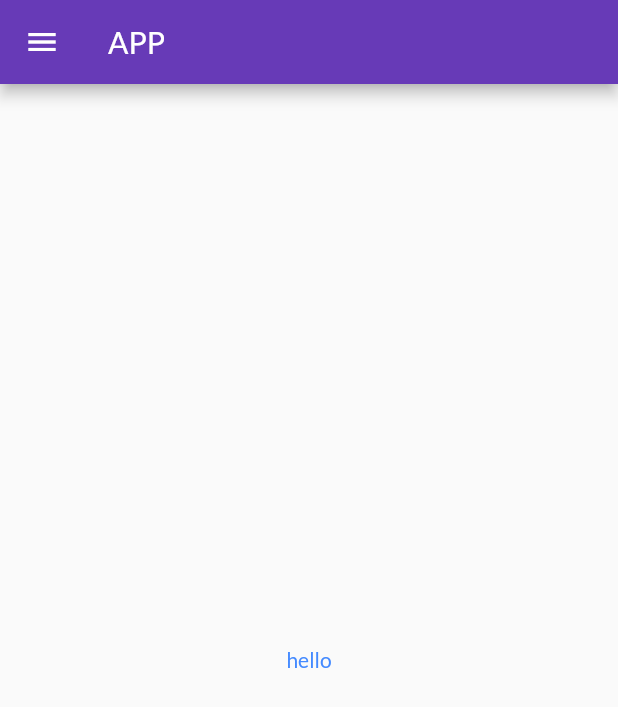
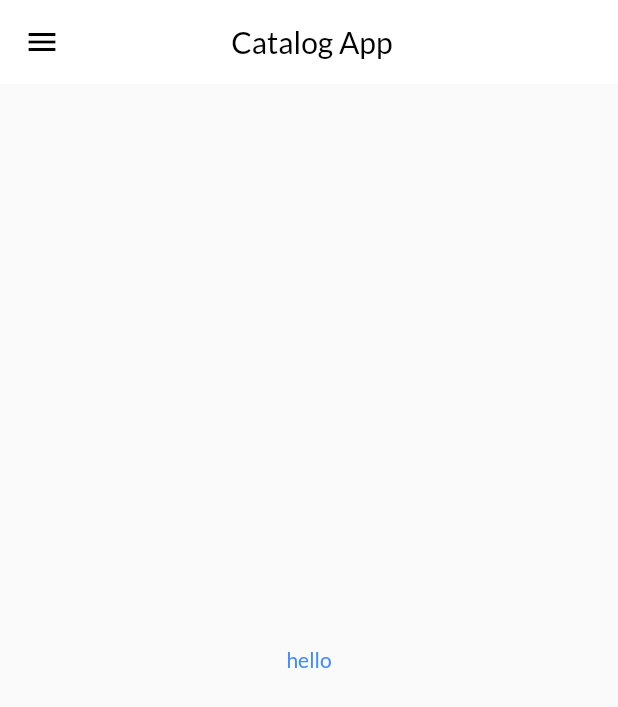
Before and after one commit to girirajsahu2803/OnlinShoppingApp, a Flutter app: the screen it shows after launch, on a phone screen of 412 x 824 dp. Shown: the top 707 px of the screen. Run offline on Flutter 3.47's test engine with Material 2 defaults, Android fonts, the phone set to English and light mode, and no system bars; our stand-ins replace flutter_svg, google_fonts.

Commit message:
day 9 completed

```diff
--- a/lib/main.dart
+++ b/lib/main.dart
@@ -4,6 +4,7 @@ import 'package:shopapp/pages/secondScreen.dart';
 import 'package:shopapp/pages/loginpage.dart';
 import 'package:google_fonts/google_fonts.dart';
 import 'package:shopapp/utils/routefile.dart';
+import 'package:shopapp/widgets/themes.dart';
 
 void main() {
   runApp(const MyApp());
@@ -16,11 +17,7 @@ class MyApp extends StatelessWidget {
   Widget build(BuildContext context) {
     return MaterialApp(
       initialRoute: MyRoute.homePage,
-      theme: ThemeData(
-        fontFamily: GoogleFonts.lato().fontFamily,
-        primarySwatch: Colors.deepPurple,
-        primaryTextTheme: GoogleFonts.latoTextTheme(),
-      ),
+      theme: MyTheme.lightThemeData,
       routes: {
         MyRoute.homePage: (context) => HomePage(),
         '/2': (context) => SecondScreen(),
--- a/lib/pages/homepage.dart
+++ b/lib/pages/homepage.dart
@@ -7,9 +7,13 @@ class HomePage extends StatelessWidget {
   @override
   Widget build(BuildContext context) {
     return Scaffold(
+      drawerEdgeDragWidth: 150,
       drawer: MyDrawer(),
       appBar: AppBar(
-        title: Text('APP', style: TextStyle(color: Colors.white)),
+        title: const Text(
+          ' Catalog App',
+          style: TextStyle(color: Colors.black),
+        ),
       ),
       body: Container(
         //color: Colors.red,
--- /dev/null
+++ b/lib/widgets/themes.dart
@@ -0,0 +1,16 @@
+import 'package:flutter/material.dart';
+import 'package:google_fonts/google_fonts.dart';
+
+class MyTheme {
+  static final lightThemeData = ThemeData(
+    appBarTheme: const AppBarTheme(
+      centerTitle: true,
+      backgroundColor: Colors.white,
+      elevation: 0,
+      iconTheme: IconThemeData(color: Colors.black),
+    ),
+    fontFamily: GoogleFonts.lato().fontFamily,
+    primarySwatch: Colors.deepPurple,
+    primaryTextTheme: GoogleFonts.latoTextTheme(),
+  );
+}
```
Also changed, not shown: lib/models/catalog.dart (added, +22 -0 lines).
